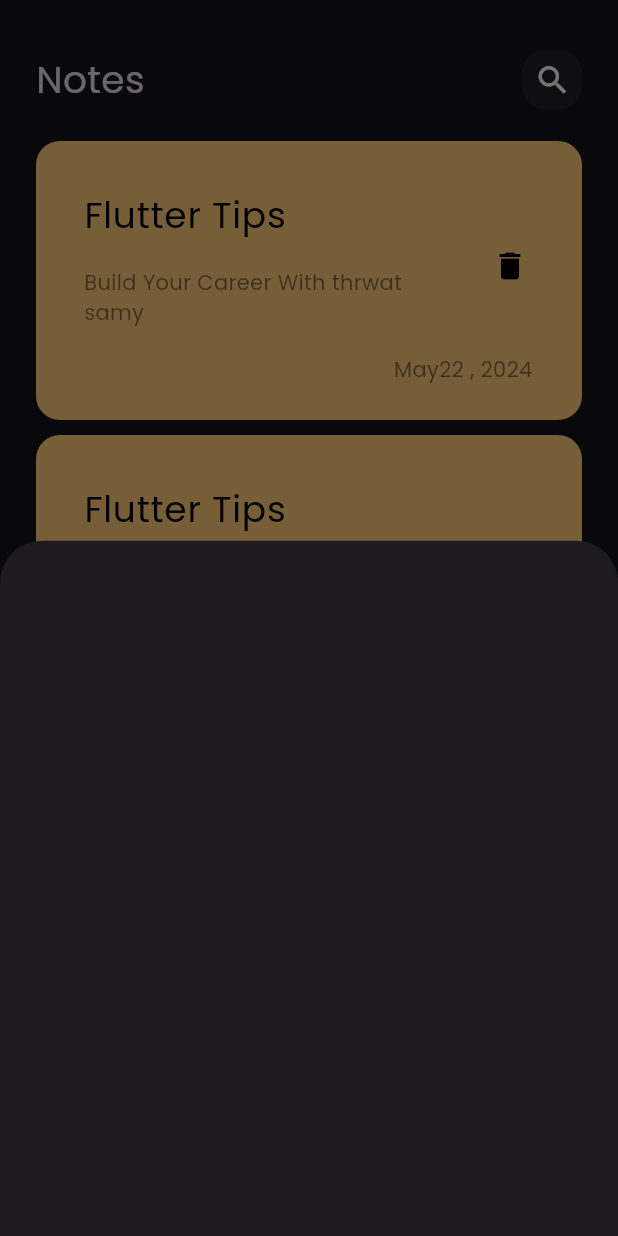
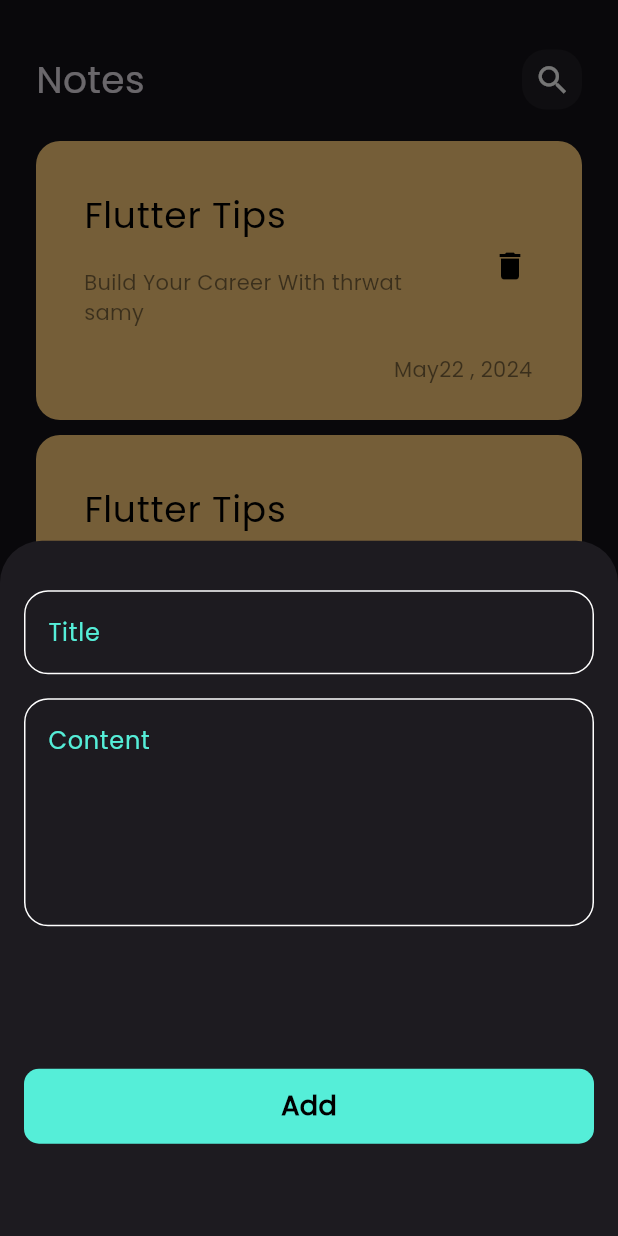
Before and after one commit to ahmedayman44/Note_app, a Flutter app: the screen it shows after launch, after a tap on the "add" icon, on a phone screen of 412 x 824 dp. Run offline on Flutter 3.47's test engine with Material 3 defaults, Android fonts, the phone set to English and light mode, and no system bars.

Commit message:
finsh NoteModelSheet

```diff
--- /dev/null
+++ b/lib/constants/constant.dart
@@ -0,0 +1,6 @@
+
+
+
+import 'package:flutter/animation.dart';
+
+const kPrimaryhColor = Color(0xff55eed8);
--- /dev/null
+++ b/lib/views/custom_button.dart
@@ -0,0 +1,25 @@
+import 'package:flutter/material.dart';
+import 'package:notee_app/constants/constant.dart';
+
+class CustomButton extends StatelessWidget {
+  const CustomButton({super.key});
+
+  @override
+  Widget build(BuildContext context) {
+    return Container(
+      width: MediaQuery.of(context).size.width,
+      height: 50,
+      decoration: BoxDecoration(
+          color: kPrimaryhColor, borderRadius: BorderRadius.circular(10)),
+      child: const Center(
+          child: Text(
+        'Add',
+        style: TextStyle(
+          color: Colors.black,
+          fontSize: 18,
+          fontWeight: FontWeight.w600
+        ),
+      )),
+    );
+  }
+}
--- a/lib/views/widgets/add_note_bottom_sheet.dart
+++ b/lib/views/widgets/add_note_bottom_sheet.dart
@@ -1,10 +1,40 @@
-import 'package:flutter/cupertino.dart';
+import 'package:flutter/material.dart';
+import 'package:flutter/widgets.dart';
+import 'package:notee_app/views/custom_button.dart';
+
+import 'package:notee_app/views/widgets/custom_text_field.dart';
 
 class AddNoteModelSheet extends StatelessWidget {
   const AddNoteModelSheet({super.key});
 
   @override
   Widget build(BuildContext context) {
-    return Container();
+    return const SizedBox(
+      height: 500,
+      child: Padding(
+        padding: EdgeInsets.symmetric(horizontal: 16),
+        child: SingleChildScrollView(
+          child: Column(
+            children: [
+              SizedBox(
+                height: 33,
+              ),
+              CustomTextField(
+                hintText: 'Title',
+              ),
+              SizedBox(
+                height: 16,
+              ),
+              CustomTextField(
+                hintText: 'Content',
+                maxLines: 5,
+              ),
+              SizedBox(height: 95,),
+              CustomButton()
+            ],
+          ),
+        ),
+      ),
+    );
   }
 }
--- /dev/null
+++ b/lib/views/widgets/custom_text_field.dart
@@ -0,0 +1,30 @@
+import 'package:flutter/material.dart';
+import 'package:notee_app/constants/constant.dart';
+
+class CustomTextField extends StatelessWidget {
+  const CustomTextField({super.key, required this.hintText, this.maxLines =1 });
+
+  final String hintText ;
+  final int maxLines ;
+
+  @override
+  Widget build(BuildContext context) {
+    return TextField(
+      cursorColor: kPrimaryhColor,
+      maxLines: maxLines,
+      decoration: InputDecoration(
+          hintText: hintText,
+          hintStyle: const TextStyle(color: kPrimaryhColor),
+          border: buildBorder(),
+          enabledBorder: buildBorder(),
+          focusedBorder: buildBorder(kPrimaryhColor)),
+    );
+  }
+}
+
+OutlineInputBorder buildBorder([color]) {
+  return OutlineInputBorder(
+    borderRadius: BorderRadius.circular(16),
+    borderSide: BorderSide(color: color ?? Colors.white),
+  );
+}
```
